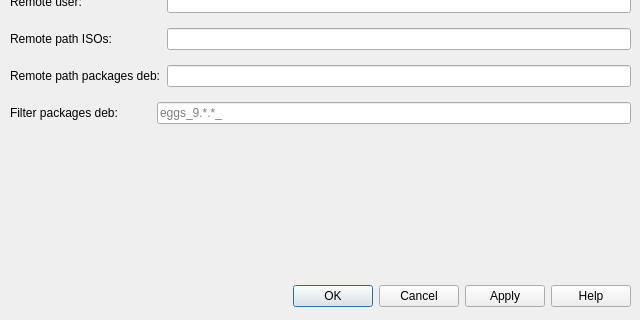
Before: the Qt Designer form src/ui/config_tools.ui in pieroproietti/pengui, drawn with Qt 5; both pictures show x 0 to 640 and y 160 to 480 of the 640 by 480 pixel window.
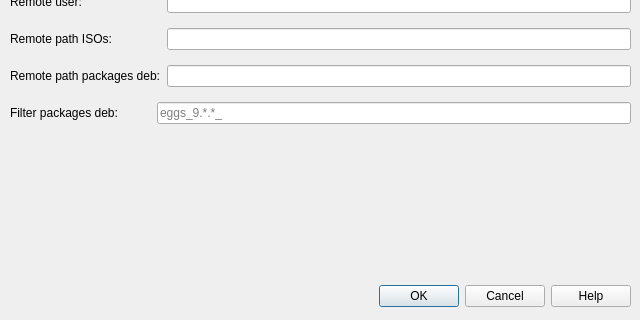
After: the same form once the commit is applied.

What changed in the file:
```diff
--- a/src/ui/config_tools.ui
+++ b/src/ui/config_tools.ui
@@ -32,7 +32,7 @@
     <enum>Qt::Horizontal</enum>
    </property>
    <property name="standardButtons">
-    <set>QDialogButtonBox::Apply|QDialogButtonBox::Cancel|QDialogButtonBox::Help|QDialogButtonBox::Ok</set>
+    <set>QDialogButtonBox::Cancel|QDialogButtonBox::Help|QDialogButtonBox::Ok</set>
    </property>
   </widget>
   <widget class="QWidget" name="layoutWidget">
```
